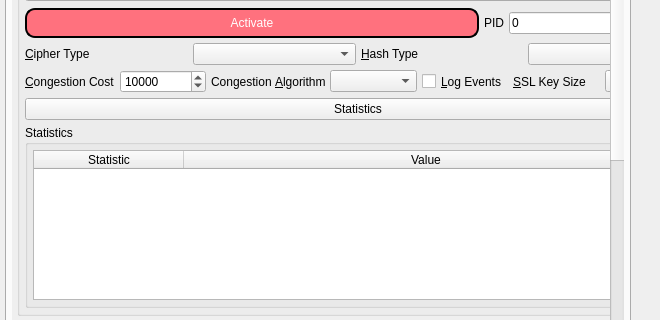
Old version of the form branches/trunk/GoldBug-UI/controlcenter.ui in the repository textbrowser/spot-on; both pictures show x 0 to 660 and y 328 to 648 of the 660 by 800 pixel window.
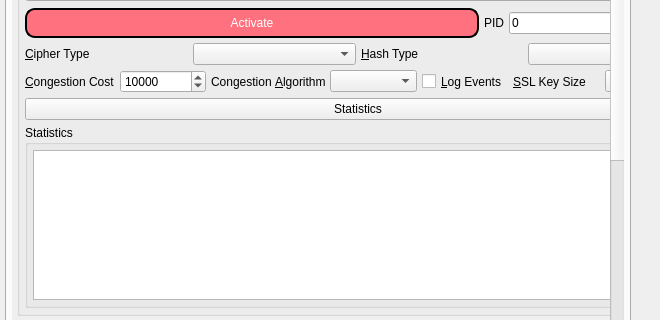
New version of the form. The open tabs and pages were chosen to show the change. Icons and pictures are not drawn. Custom widgets are drawn as their Qt base class.

Commit message: Kernel statistics.

```diff
--- a/branches/trunk/GoldBug-UI/controlcenter.ui
+++ b/branches/trunk/GoldBug-UI/controlcenter.ui
@@ -6310,7 +6310,7 @@
             <rect>
              <x>0</x>
              <y>0</y>
-             <width>806</width>
+             <width>771</width>
              <height>1304</height>
             </rect>
            </property>
@@ -7020,7 +7020,7 @@
                      <number>5</number>
                     </property>
                     <item>
-                     <widget class="QTableWidget" name="kernelStatistics">
+                     <widget class="QTableView" name="kernelStatistics">
                       <property name="minimumSize">
                        <size>
                         <width>0</width>
@@ -7045,22 +7045,9 @@
                       <property name="sortingEnabled">
                        <bool>true</bool>
                       </property>
-                      <attribute name="horizontalHeaderDefaultSectionSize">
+                      <attribute name="horizontalHeaderMinimumSectionSize">
                        <number>150</number>
                       </attribute>
-                      <attribute name="horizontalHeaderStretchLastSection">
-                       <bool>true</bool>
-                      </attribute>
-                      <column>
-                       <property name="text">
-                        <string>Statistic</string>
-                       </property>
-                      </column>
-                      <column>
-                       <property name="text">
-                        <string>Value</string>
-                       </property>
-                      </column>
                      </widget>
                     </item>
                    </layout>
```
Left out of the diff: 2 changed lines with no effect on the pictures. The commit also changes 6 other files.
